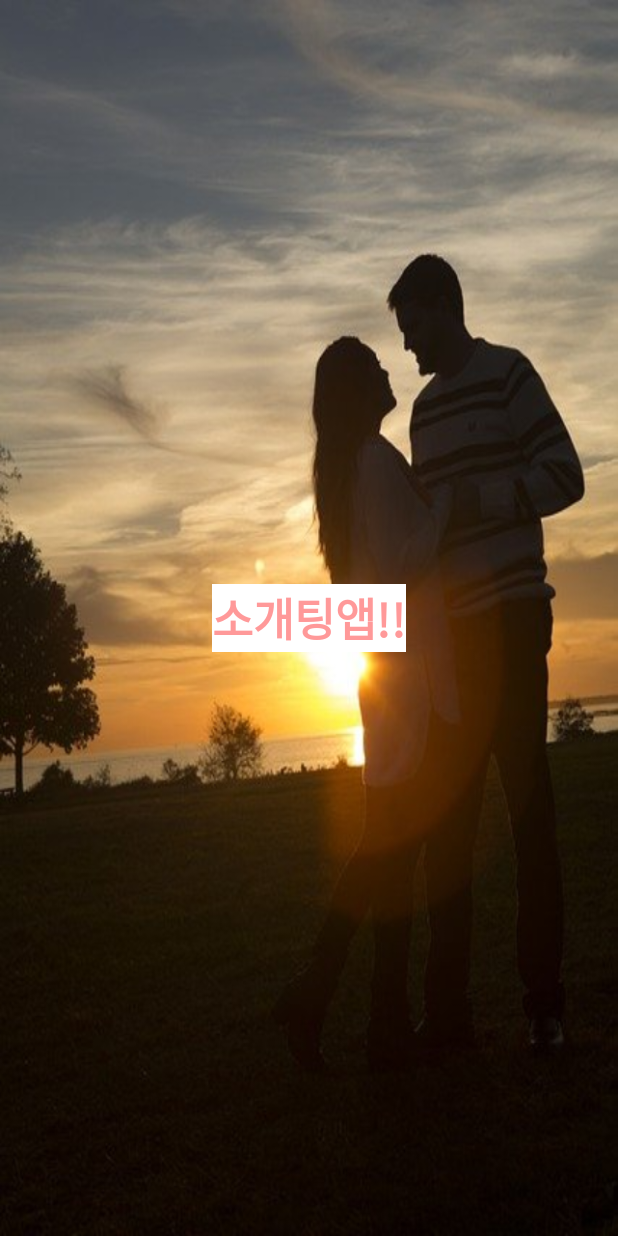
After one commit to lee989898/Dating, an Android app: the SplashActivity screen opened directly, with no data from a screen before it, on a phone screen of 412 x 824 dp. The commit adds this screen. Run offline under Robolectric (Android 15) with nearby library versions, the phone set to English and light mode, and no system bars.

Commit message:
feat: 스플래쉬, 인트로 디자인

```diff
--- /dev/null
+++ b/app/src/main/java/com/lee989898/dating/SplashActivity.kt
@@ -0,0 +1,23 @@
+package com.lee989898.dating
+
+import android.content.Intent
+import androidx.appcompat.app.AppCompatActivity
+import android.os.Bundle
+import android.os.Handler
+import com.lee989898.dating.auth.IntroActivity
+
+class SplashActivity : AppCompatActivity() {
+    override fun onCreate(savedInstanceState: Bundle?) {
+
+        super.onCreate(savedInstanceState)
+        setContentView(R.layout.activity_splash)
+
+        Handler().postDelayed({
+            val intent = Intent(this, IntroActivity::class.java)
+            intent.addFlags(Intent.FLAG_ACTIVITY_NO_ANIMATION)
+            startActivity(intent)
+            finish()
+        }, 3000)
+
+    }
+}
--- /dev/null
+++ b/app/src/main/res/layout/activity_splash.xml
@@ -0,0 +1,23 @@
+<?xml version="1.0" encoding="utf-8"?>
+<androidx.constraintlayout.widget.ConstraintLayout xmlns:android="http://schemas.android.com/apk/res/android"
+    xmlns:app="http://schemas.android.com/apk/res-auto"
+    xmlns:tools="http://schemas.android.com/tools"
+    android:layout_width="match_parent"
+    android:layout_height="match_parent"
+    android:background="@drawable/auth_image"
+    tools:context=".SplashActivity">
+
+    <TextView
+        android:layout_width="wrap_content"
+        android:layout_height="wrap_content"
+        android:background="@color/white"
+        android:text="소개팅앱!!"
+        android:textColor="@color/main_color"
+        android:textSize="30sp"
+        android:textStyle="bold"
+        app:layout_constraintBottom_toBottomOf="parent"
+        app:layout_constraintEnd_toEndOf="parent"
+        app:layout_constraintStart_toStartOf="parent"
+        app:layout_constraintTop_toTopOf="parent" />
+
+</androidx.constraintlayout.widget.ConstraintLayout>
--- a/app/src/main/res/values/themes.xml
+++ b/app/src/main/res/values/themes.xml
@@ -1,6 +1,6 @@
 <resources xmlns:tools="http://schemas.android.com/tools">
     <!-- Base application theme. -->
-    <style name="Theme.Dating" parent="Theme.MaterialComponents.DayNight.DarkActionBar">
+    <style name="Theme.Dating" parent="Theme.AppCompat.Light">
         <!-- Primary brand color. -->
         <item name="windowNoTitle">true</item>
         <item name="colorPrimary">@color/purple_500</item>
```
Also changed, not shown: app/src/main/AndroidManifest.xml (+9 -1 lines), app/src/main/java/com/lee989898/dating/auth/IntroActivity.kt (added, +12 -0 lines), app/src/main/res/layout/activity_login.xml (added, +35 -0 lines).
